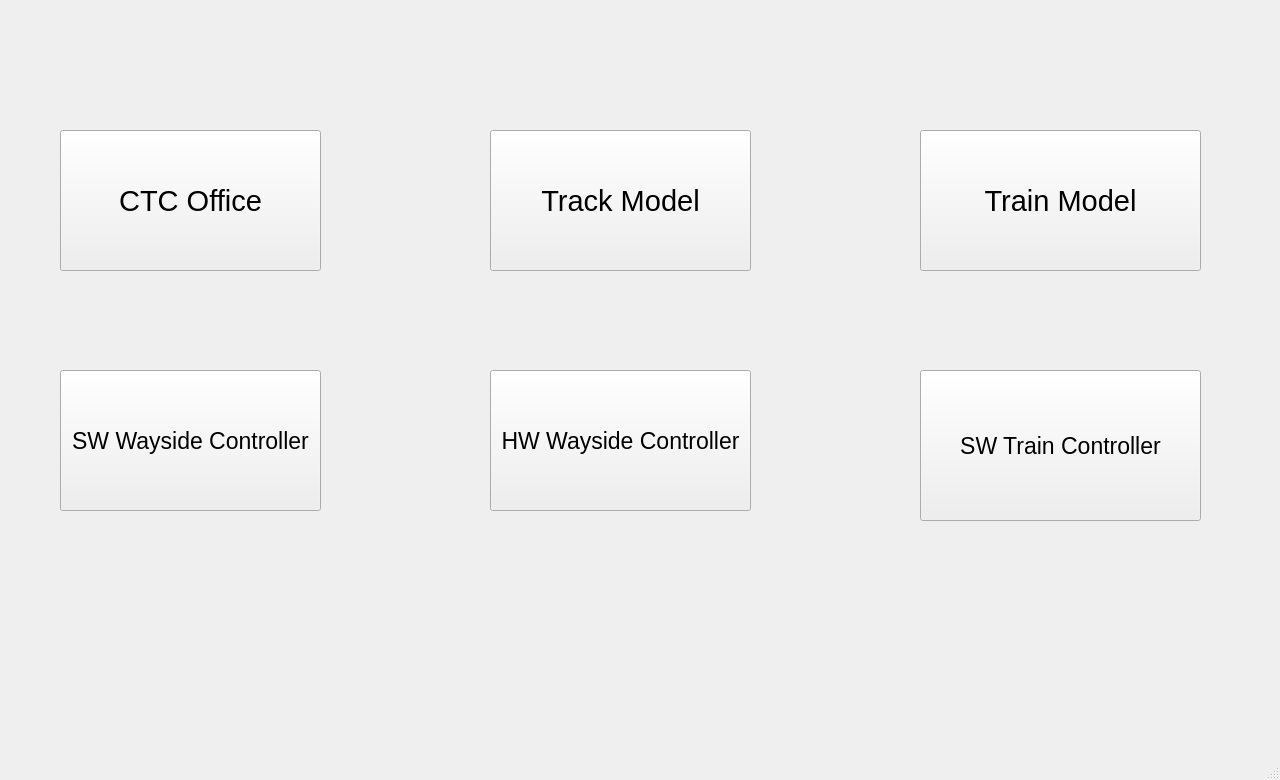
First picture: the form in MainLauncherUI.ui, repository keshavshankar08/ECE1140, before the edit.
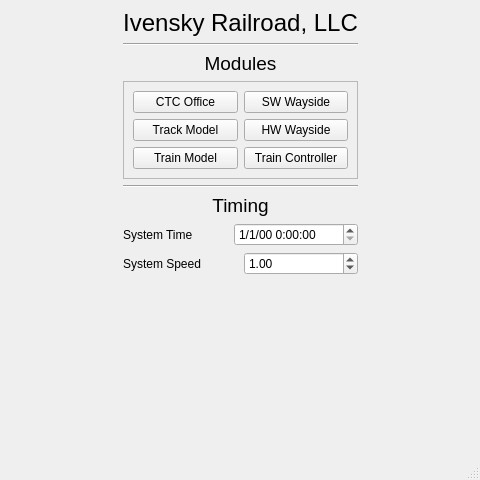
Second picture: the form after the edit.

```diff
--- a/MainLauncherUI.ui
+++ b/MainLauncherUI.ui
@@ -6,14 +6,14 @@
    <rect>
     <x>0</x>
     <y>0</y>
-    <width>1280</width>
-    <height>780</height>
+    <width>480</width>
+    <height>480</height>
    </rect>
   </property>
   <property name="minimumSize">
    <size>
-    <width>1280</width>
-    <height>780</height>
+    <width>0</width>
+    <height>0</height>
    </size>
   </property>
   <property name="maximumSize">
@@ -26,114 +26,195 @@
    <string>MainWindow</string>
   </property>
   <widget class="QWidget" name="centralwidget">
-   <widget class="QPushButton" name="ctcOfficeButt">
-    <property name="geometry">
-     <rect>
-      <x>60</x>
-      <y>130</y>
-      <width>261</width>
-      <height>141</height>
-     </rect>
-    </property>
-    <property name="font">
-     <font>
-      <pointsize>22</pointsize>
-     </font>
-    </property>
-    <property name="text">
-     <string>CTC Office</string>
-    </property>
-   </widget>
-   <widget class="QPushButton" name="swWaysideButt">
-    <property name="geometry">
-     <rect>
-      <x>60</x>
-      <y>370</y>
-      <width>261</width>
-      <height>141</height>
-     </rect>
-    </property>
-    <property name="font">
-     <font>
-      <pointsize>17</pointsize>
-     </font>
-    </property>
-    <property name="text">
-     <string>SW Wayside Controller</string>
-    </property>
-   </widget>
-   <widget class="QPushButton" name="hwWaysideButt">
-    <property name="geometry">
-     <rect>
-      <x>490</x>
-      <y>370</y>
-      <width>261</width>
-      <height>141</height>
-     </rect>
-    </property>
-    <property name="font">
-     <font>
-      <pointsize>17</pointsize>
-     </font>
-    </property>
-    <property name="text">
-     <string>HW Wayside Controller</string>
-    </property>
-   </widget>
-   <widget class="QPushButton" name="trainControllerButt">
-    <property name="geometry">
-     <rect>
-      <x>920</x>
-      <y>370</y>
-      <width>281</width>
-      <height>151</height>
-     </rect>
-    </property>
-    <property name="font">
-     <font>
-      <pointsize>17</pointsize>
-     </font>
-    </property>
-    <property name="text">
-     <string>SW Train Controller</string>
-    </property>
-   </widget>
-   <widget class="QPushButton" name="trackModelButt">
-    <property name="geometry">
-     <rect>
-      <x>490</x>
-      <y>130</y>
-      <width>261</width>
-      <height>141</height>
-     </rect>
-    </property>
-    <property name="font">
-     <font>
-      <pointsize>22</pointsize>
-     </font>
-    </property>
-    <property name="text">
-     <string>Track Model</string>
-    </property>
-   </widget>
-   <widget class="QPushButton" name="trainModelButt">
-    <property name="geometry">
-     <rect>
-      <x>920</x>
-      <y>130</y>
-      <width>281</width>
-      <height>141</height>
-     </rect>
-    </property>
-    <property name="font">
-     <font>
-      <pointsize>22</pointsize>
-     </font>
-    </property>
-    <property name="text">
-     <string>Train Model</string>
-    </property>
-   </widget>
+   <layout class="QGridLayout" name="gridLayout_2">
+    <item row="1" column="1">
+     <spacer name="verticalSpacer">
+      <property name="orientation">
+       <enum>Qt::Vertical</enum>
+      </property>
+      <property name="sizeHint" stdset="0">
+       <size>
+        <width>20</width>
+        <height>40</height>
+       </size>
+      </property>
+     </spacer>
+    </item>
+    <item row="0" column="0">
+     <spacer name="horizontalSpacer">
+      <property name="orientation">
+       <enum>Qt::Horizontal</enum>
+      </property>
+      <property name="sizeHint" stdset="0">
+       <size>
+        <width>40</width>
+        <height>20</height>
+       </size>
+      </property>
+     </spacer>
+    </item>
+    <item row="0" column="1">
+     <layout class="QVBoxLayout" name="verticalLayout_3">
+      <item>
+       <layout class="QVBoxLayout" name="verticalLayout_2">
+        <item>
+         <widget class="QLabel" name="label">
+          <property name="text">
+           <string>&lt;html&gt;&lt;head/&gt;&lt;body&gt;&lt;p align=&quot;center&quot;&gt;&lt;span style=&quot; font-size:18pt;&quot;&gt;Ivensky Railroad, LLC&lt;/span&gt;&lt;/p&gt;&lt;/body&gt;&lt;/html&gt;</string>
+          </property>
+         </widget>
+        </item>
+        <item>
+         <widget class="Line" name="line_2">
+          <property name="orientation">
+           <enum>Qt::Horizontal</enum>
+          </property>
+         </widget>
+        </item>
+        <item>
+         <widget class="QLabel" name="label_2">
+          <property name="text">
+           <string>&lt;html&gt;&lt;head/&gt;&lt;body&gt;&lt;p align=&quot;center&quot;&gt;&lt;span style=&quot; font-size:14pt;&quot;&gt;Modules&lt;/span&gt;&lt;/p&gt;&lt;/body&gt;&lt;/html&gt;</string>
+          </property>
+         </widget>
+        </item>
+        <item>
+         <widget class="QFrame" name="ModuleSection">
+          <property name="font">
+           <font>
+            <family>Arial</family>
+           </font>
+          </property>
+          <property name="frameShape">
+           <enum>QFrame::StyledPanel</enum>
+          </property>
+          <property name="frameShadow">
+           <enum>QFrame::Raised</enum>
+          </property>
+          <layout class="QGridLayout" name="gridLayout">
+           <item row="0" column="0">
+            <widget class="QPushButton" name="ctc_office_button">
+             <property name="text">
+              <string>CTC Office</string>
+             </property>
+            </widget>
+           </item>
+           <item row="0" column="1">
+            <widget class="QPushButton" name="sw_wayside_button">
+             <property name="text">
+              <string>SW Wayside</string>
+             </property>
+            </widget>
+           </item>
+           <item row="1" column="0">
+            <widget class="QPushButton" name="track_model_button">
+             <property name="text">
+              <string>Track Model</string>
+             </property>
+            </widget>
+           </item>
+           <item row="1" column="1">
+            <widget class="QPushButton" name="hw_wayside_button">
+             <property name="text">
+              <string>HW Wayside</string>
+             </property>
+            </widget>
+           </item>
+           <item row="2" column="0">
+            <widget class="QPushButton" name="train_model_button">
+             <property name="text">
+              <string>Train Model</string>
+             </property>
+            </widget>
+           </item>
+           <item row="2" column="1">
+            <widget class="QPushButton" name="train_controller_button">
+             <property name="text">
+              <string>Train Controller</string>
+             </property>
+            </widget>
+           </item>
+          </layout>
+         </widget>
+        </item>
+       </layout>
+      </item>
+      <item>
+       <layout class="QVBoxLayout" name="verticalLayout">
+        <item>
+         <widget class="Line" name="line">
+          <property name="orientation">
+           <enum>Qt::Horizontal</enum>
+          </property>
+         </widget>
+        </item>
+        <item>
+         <widget class="QLabel" name="label_3">
+          <property name="text">
+           <string>&lt;html&gt;&lt;head/&gt;&lt;body&gt;&lt;p align=&quot;center&quot;&gt;&lt;span style=&quot; font-size:14pt;&quot;&gt;Timing&lt;/span&gt;&lt;/p&gt;&lt;/body&gt;&lt;/html&gt;</string>
+          </property>
+         </widget>
+        </item>
+        <item>
+         <layout class="QHBoxLayout" name="horizontalLayout">
+          <item>
+           <widget class="QLabel" name="label_4">
+            <property name="text">
+             <string>System Time</string>
+            </property>
+           </widget>
+          </item>
+          <item>
+           <widget class="QDateTimeEdit" name="system_time_select">
+            <property name="displayFormat">
+             <string>M/d/yy h:mm:ss</string>
+            </property>
+           </widget>
+          </item>
+         </layout>
+        </item>
+        <item>
+         <layout class="QHBoxLayout" name="horizontalLayout_2">
+          <item>
+           <widget class="QLabel" name="label_5">
+            <property name="text">
+             <string>System Speed</string>
+            </property>
+           </widget>
+          </item>
+          <item>
+           <widget class="QDoubleSpinBox" name="system_speed_select">
+            <property name="minimum">
+             <double>0.500000000000000</double>
+            </property>
+            <property name="maximum">
+             <double>50.000000000000000</double>
+            </property>
+            <property name="value">
+             <double>1.000000000000000</double>
+            </property>
+           </widget>
+          </item>
+         </layout>
+        </item>
+       </layout>
+      </item>
+     </layout>
+    </item>
+    <item row="0" column="2">
+     <spacer name="horizontalSpacer_2">
+      <property name="orientation">
+       <enum>Qt::Horizontal</enum>
+      </property>
+      <property name="sizeHint" stdset="0">
+       <size>
+        <width>40</width>
+        <height>20</height>
+       </size>
+      </property>
+     </spacer>
+    </item>
+   </layout>
   </widget>
   <widget class="QMenuBar" name="menubar">
    <property name="geometry">
```
Left out of the diff: 6 changed lines with no effect on the pictures.
